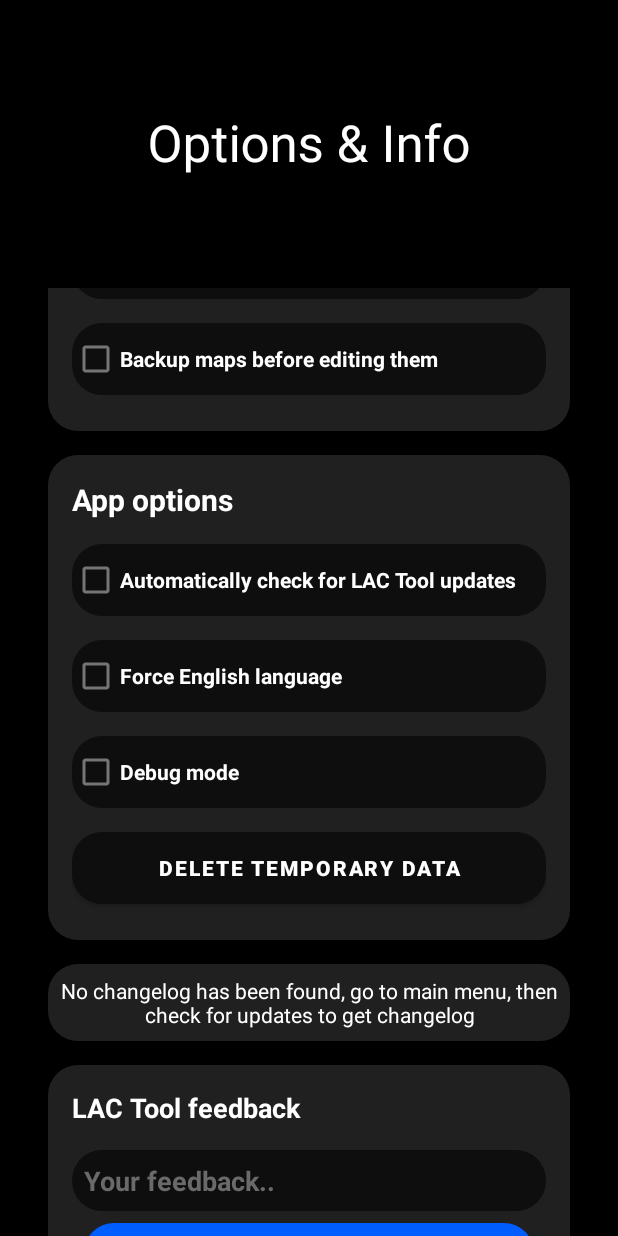
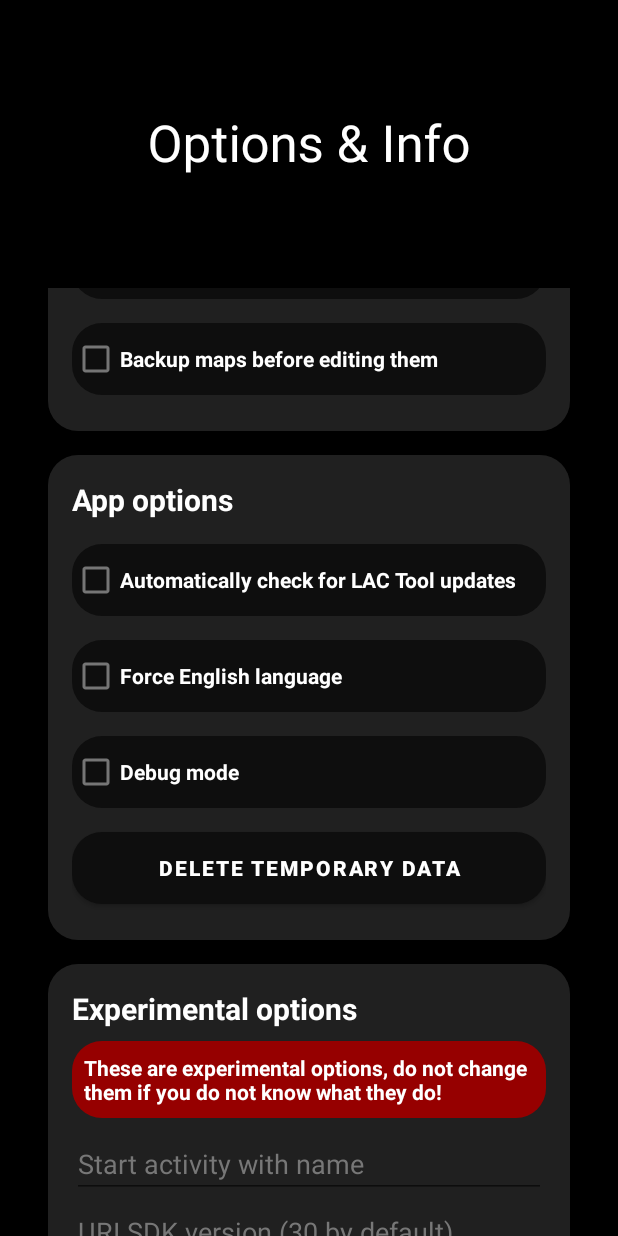
Before and after one commit to aliernfrog/lac-tool, an Android app: the layout activity_options.xml on its own in the app's theme, with its tools: preview values and no code run, scrolled down 442 dp, on a phone screen of 412 x 824 dp. Run offline under Robolectric (Android 15) with nearby library versions, the phone set to English and light mode, and no system bars; network calls fail.

Commit message:
Experimental options linear

```diff
--- a/app/src/main/res/layout/activity_options.xml
+++ b/app/src/main/res/layout/activity_options.xml
@@ -232,20 +232,6 @@
                         android:textColor="#FFFFFF"
                         android:textStyle="bold" />
 
-                    <EditText
-                        android:id="@+id/options_startActivity"
-                        android:layout_width="match_parent"
-                        android:layout_height="wrap_content"
-                        android:autofillHints="false"
-                        android:ems="10"
-                        android:hint="Start activity [EXPERIMENTAL]"
-                        android:imeOptions="actionDone"
-                        android:inputType="text|textNoSuggestions"
-                        android:textColor="@color/white"
-                        android:textColorHint="@color/white"
-                        android:visibility="gone"
-                        tools:ignore="HardcodedText" />
-
                     <Button
                         android:id="@+id/options_deleteTemp"
                         android:layout_width="match_parent"
@@ -258,6 +244,65 @@
                         android:textStyle="bold"
                         app:backgroundTint="#FF0E0E0E" />
                 </LinearLayout>
+            </LinearLayout>
+
+            <LinearLayout
+                android:id="@+id/options_ex"
+                android:layout_width="match_parent"
+                android:layout_height="match_parent"
+                android:layout_margin="8dp"
+                android:background="@drawable/linear"
+                android:orientation="vertical"
+                android:padding="16dp"
+                android:visibility="gone"
+                tools:visibility="visible">
+
+                <TextView
+                    android:layout_width="match_parent"
+                    android:layout_height="wrap_content"
+                    android:text="Experimental options"
+                    android:textColor="#FFFFFF"
+                    android:textSize="20sp"
+                    android:textStyle="bold"
+                    tools:ignore="HardcodedText" />
+
+                <TextView
+                    android:layout_width="match_parent"
+                    android:layout_height="wrap_content"
+                    android:layout_marginTop="8dp"
+                    android:layout_marginBottom="8dp"
+                    android:background="@drawable/linear_red"
+                    android:padding="8dp"
+                    android:text="These are experimental options, do not change them if you do not know what they do!"
+                    android:textColor="#FFFFFF"
+                    android:textStyle="bold"
+                    tools:ignore="HardcodedText" />
+
+                <EditText
+                    android:id="@+id/options_startActivity"
+                    android:layout_width="match_parent"
+                    android:layout_height="wrap_content"
+                    android:autofillHints="false"
+                    android:ems="10"
+                    android:hint="Start activity with name"
+                    android:imeOptions="actionDone"
+                    android:inputType="text|textNoSuggestions"
+                    android:textColor="@color/white"
+                    android:textColorHint="#777777"
+                    tools:ignore="HardcodedText,TouchTargetSizeCheck" />
+
+                <EditText
+                    android:id="@+id/options_uriSdkVersion"
+                    android:layout_width="match_parent"
+                    android:layout_height="wrap_content"
+                    android:autofillHints="false"
+                    android:ems="10"
+                    android:hint="URI SDK version (30 by default)"
+                    android:imeOptions="actionDone"
+                    android:inputType="number"
+                    android:textColor="@color/white"
+                    android:textColorHint="#777777"
+                    tools:ignore="HardcodedText,TextFields,TouchTargetSizeCheck" />
             </LinearLayout>
 
             <TextView
```
Also changed, not shown: app/src/main/java/com/aliernfrog/LacMapTool/OptionsActivity.java (+25 -12 lines).
